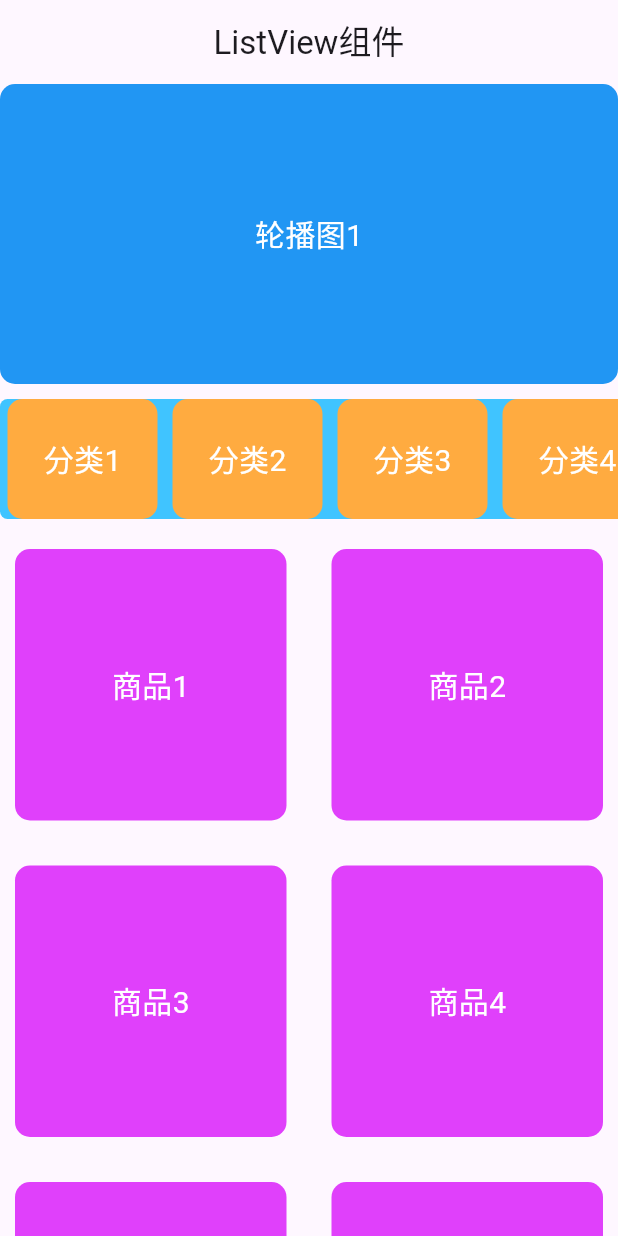
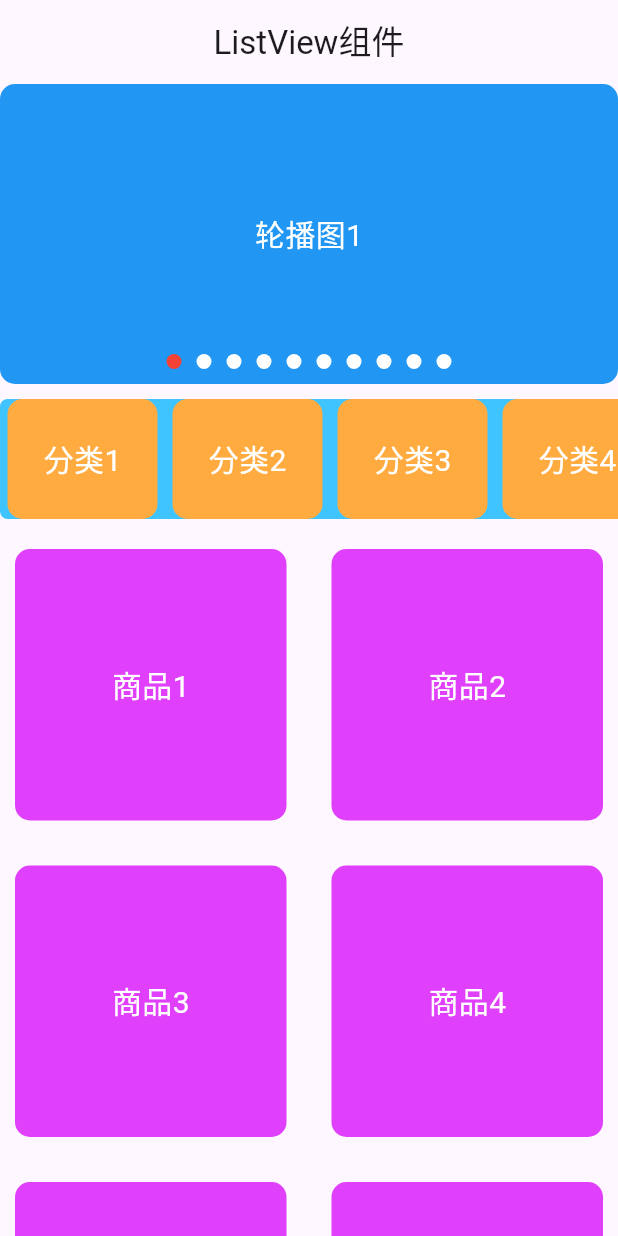
Before and after one commit to neucoder/helloworld, a Flutter app: the screen it shows after launch, on a phone screen of 412 x 824 dp. Run offline on Flutter 3.47's test engine with Material 3 defaults, Android fonts, the phone set to English and light mode, and no system bars.

Commit message:
pageview轮播图+切换

```diff
--- a/lib/main.dart
+++ b/lib/main.dart
@@ -19,12 +19,16 @@ class _MainPageState extends State<MainPage> {
   late TextEditingController _passwordController;
   late ScrollController _scrollController;
 
+  int _currentIndex = 0;
+  late PageController _pageController;
+
   @override
   void initState() {
     super.initState();
     _usernameController = TextEditingController();
     _passwordController = TextEditingController();
     _scrollController = ScrollController();
+    _pageController = PageController(initialPage: _currentIndex);
   }
 
   @override
@@ -32,6 +36,7 @@ class _MainPageState extends State<MainPage> {
     _usernameController.dispose();
     _passwordController.dispose();
     _scrollController.dispose();
+    _pageController.dispose();
     super.dispose();
   }
 
@@ -50,8 +55,17 @@ class _MainPageState extends State<MainPage> {
                   borderRadius: BorderRadius.circular(10),
                   // color: Colors.lightBlueAccent,
                 ),
-                child: PageView.builder(
+                child: Stack(
+                  children: [
+                    PageView.builder(
+                      controller: _pageController, // 添加PageController
                       itemCount: 10,
+                      onPageChanged: (index) {
+                        // 添加页面变化回调
+                        setState(() {
+                          _currentIndex = index;
+                        });
+                      },
                       itemBuilder: (context, index) {
                         return Container(
                           alignment: Alignment.center,
@@ -65,6 +79,41 @@ class _MainPageState extends State<MainPage> {
                           ),
                         );
                       },
+                    ),
+                    Positioned(
+                      bottom: 10,
+                      left: 0,
+                      right: 0,
+                      child: Row(
+                        mainAxisAlignment: MainAxisAlignment.center,
+                        children: List.generate(
+                          10,
+                          (index) => GestureDetector(
+                            onTap: () {
+                              _currentIndex = index;
+                              _pageController.animateToPage(
+                                index,
+                                duration: Duration(milliseconds: 300),
+                                curve: Curves.ease,
+                              );
+                              setState(() {});
+                            },
+                            child: Container(
+                              width: 10,
+                              height: 10,
+                              margin: EdgeInsets.symmetric(horizontal: 5),
+                              decoration: BoxDecoration(
+                                color: _currentIndex == index
+                                    ? Colors.red
+                                    : Colors.white,
+                                borderRadius: BorderRadius.circular(5),
+                              ),
+                            ),
+                          ),
+                        ),
+                      ),
+                    ),
+                  ],
                 ),
               ),
             ),
```
Lines whose indentation alone changed are shown as unchanged.
